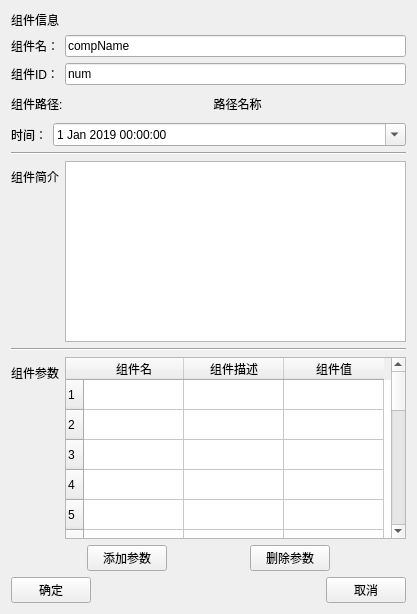
Tangzixia/Digital-Prototype, file prototype_v0906/Tool/parameditradardialog.ui: the form before one commit.
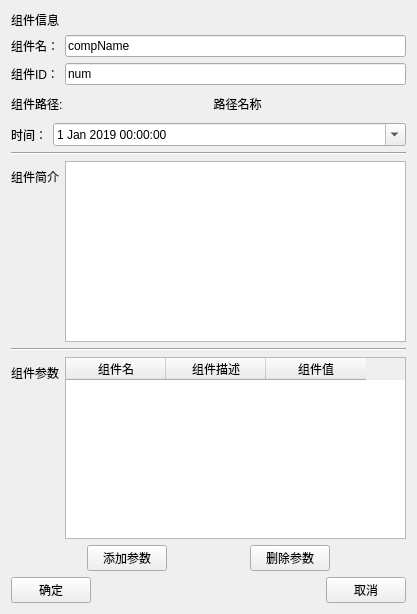
The form after the commit.

Patch:
```diff
--- a/prototype_v0906/Tool/parameditradardialog.ui
+++ b/prototype_v0906/Tool/parameditradardialog.ui
@@ -223,28 +223,8 @@
           <bool>true</bool>
          </property>
          <property name="rowCount">
-          <number>20</number>
+          <number>0</number>
          </property>
-         <row/>
-         <row/>
-         <row/>
-         <row/>
-         <row/>
-         <row/>
-         <row/>
-         <row/>
-         <row/>
-         <row/>
-         <row/>
-         <row/>
-         <row/>
-         <row/>
-         <row/>
-         <row/>
-         <row/>
-         <row/>
-         <row/>
-         <row/>
          <column>
           <property name="text">
            <string>组件名</string>
```
